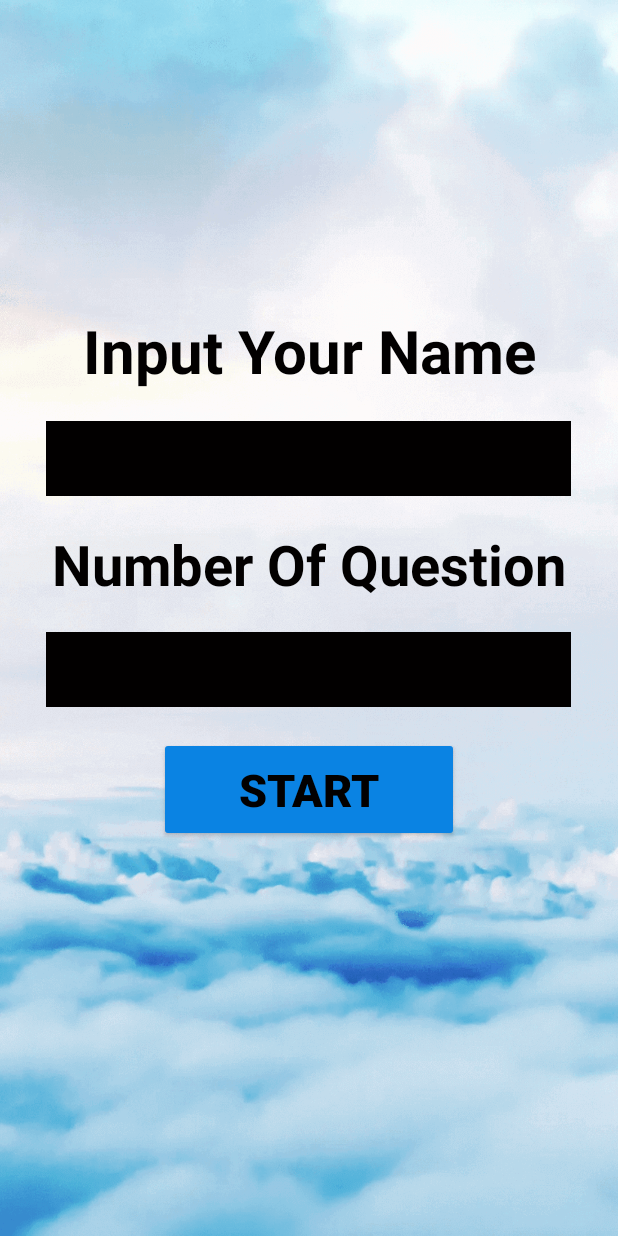
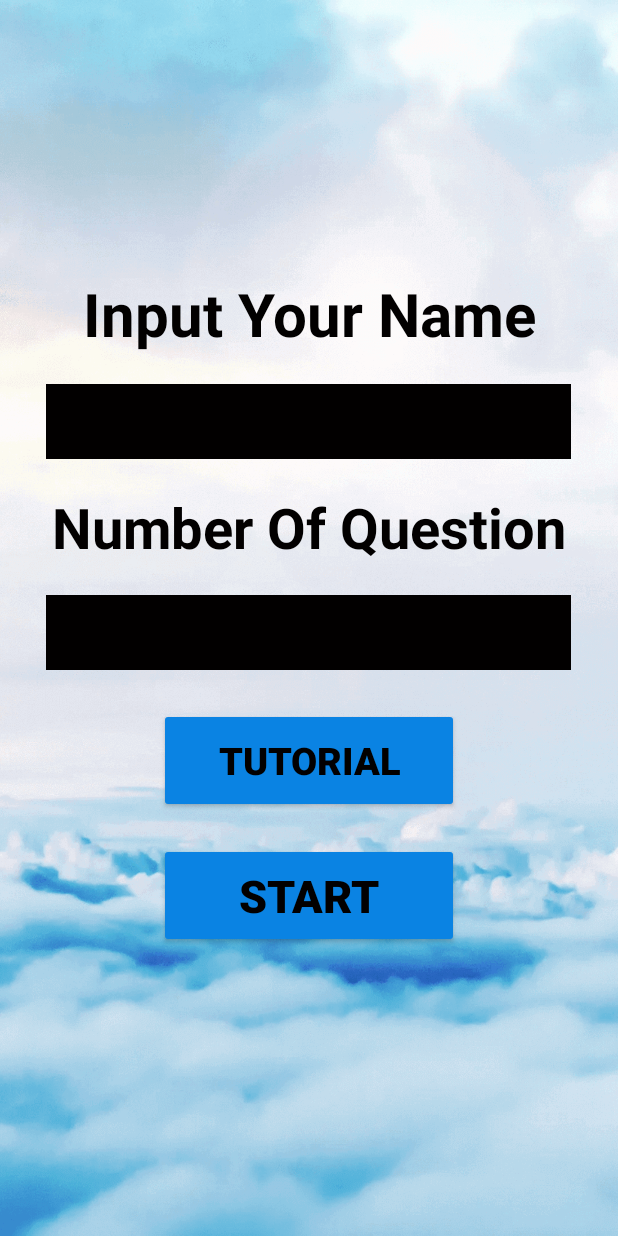
Before and after one commit to vitramkhoi2044/ProjectLearningEnglish, an Android app: the activity_nhap screen opened directly, with no data from a screen before it, on a phone screen of 412 x 824 dp. Run offline under Robolectric (Android 15) with nearby library versions, the phone set to English and light mode, and no system bars; Roboto replaces fonts that are not available here.

Commit message:
update tutorial for 2 function

```diff
--- a/Learning English/app/src/main/AndroidManifest.xml
+++ b/Learning English/app/src/main/AndroidManifest.xml
@@ -35,6 +35,8 @@
         <activity android:name=".ActivityHighScore"/>
         <activity android:name=".ActivityHighScoreCorrectWord"/>
         <activity android:name=".ActivityHighScoreEnglishQuiz"/>
+        <activity android:name=".ActivityTutorialCorrectWord"/>
+        <activity android:name=".ActivityTutorialEnglishQuiz"/>
 
 
         <meta-data
--- a/Learning English/app/src/main/java/com/example/learningenglish/activity_nhap.java
+++ b/Learning English/app/src/main/java/com/example/learningenglish/activity_nhap.java
@@ -35,7 +35,7 @@ import javax.xml.parsers.DocumentBuilderFactory;
 import javax.xml.parsers.ParserConfigurationException;
 
 public class activity_nhap extends Activity {
-    private Button BT1;
+    private Button BT1,BTN;
     private EditText Name, NumberOfQuestions;
     private TextView TxtWarning;
 
@@ -43,6 +43,7 @@ public class activity_nhap extends Activity {
         super.onCreate(savedInstanceState);
         setContentView(R.layout.activity_nhap);
         BT1 = (Button)findViewById(R.id.BtnPlayEnglishQuiz);
+        BTN = (Button)findViewById(R.id.BtnEnglishQuizTutorial);
         Name = (EditText) findViewById(R.id.EdtPlayerName);
         TxtWarning = (TextView)findViewById(R.id.TxtWarning);
         NumberOfQuestions = (EditText) findViewById(R.id.EdtTheNumber);
@@ -69,5 +70,12 @@ public class activity_nhap extends Activity {
 
             }
         });
+        BTN.setOnClickListener(new View.OnClickListener() {
+            @Override
+            public void onClick(View v) {
+                Intent intent = new Intent(activity_nhap.this,ActivityTutorialEnglishQuiz.class);
+                startActivity(intent);
+            }
+        });
     }
 }
--- a/Learning English/app/src/main/res/layout/activity_nhap.xml
+++ b/Learning English/app/src/main/res/layout/activity_nhap.xml
@@ -7,7 +7,7 @@
     <RelativeLayout
         android:id="@+id/TxtLayoutCenter"
         android:layout_width="400dp"
-        android:layout_height="450dp"
+        android:layout_height="500dp"
         android:layout_centerVertical="true"
         android:layout_centerHorizontal="true"
 
@@ -62,11 +62,26 @@
             android:textSize="30dp"
             android:inputType="number"
             android:textStyle="bold" />
+
+        <Button
+            android:id="@+id/BtnEnglishQuizTutorial"
+            android:layout_width="200dp"
+            android:layout_height="70dp"
+            android:layout_below="@id/EdtTheNumber"
+            android:layout_marginTop="25dp"
+            android:text="Tutorial"
+            android:textSize="25dp"
+            android:textStyle="bold"
+            android:textColor="@color/black"
+            android:backgroundTint="#0A83E3"
+            android:layout_centerHorizontal="true"
+            />
+
         <Button
             android:id="@+id/BtnPlayEnglishQuiz"
             android:layout_width="200dp"
             android:layout_height="70dp"
-            android:layout_below="@+id/EdtTheNumber"
+            android:layout_below="@+id/BtnEnglishQuizTutorial"
             android:layout_centerHorizontal="true"
             android:layout_marginTop="20dp"
             android:text="Start"
```
Also changed, not shown: Learning English/app/src/main/java/com/example/learningenglish/ActivityInputCorrectWord.java (+9 -1 lines), Learning English/app/src/main/java/com/example/learningenglish/ActivityTutorialCorrectWord.java (added, +41 -0 lines), Learning English/app/src/main/java/com/example/learningenglish/ActivityTutorialEnglishQuiz.java (added, +39 -0 lines), Learning English/app/src/main/res/layout/activity_inputname_correctword.xml (+15 -2 lines), Learning English/app/src/main/res/layout/activity_tutorial.xml (added, +55 -0 lines).
